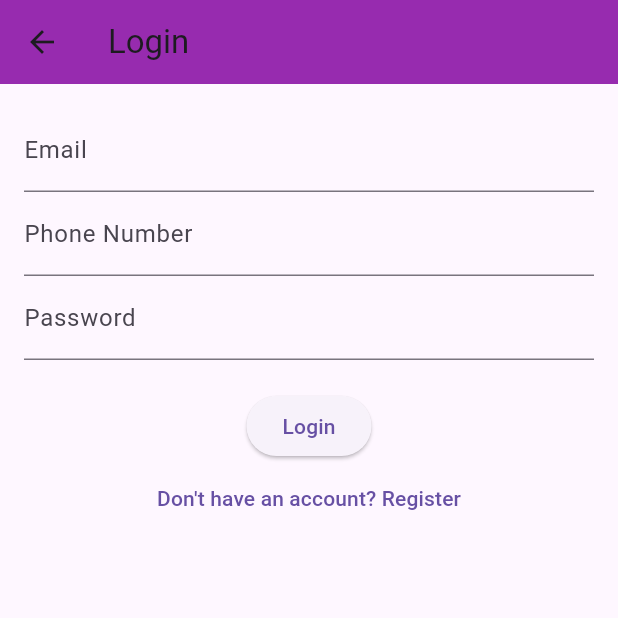
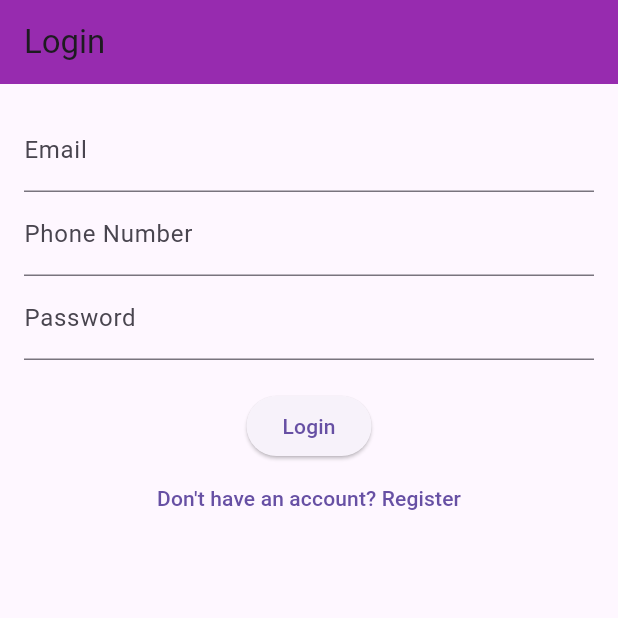
Before and after one commit to yuvrajsingh1010/E-Commerce-Flutter, a Flutter app: the screen it shows after launch, on a phone screen of 412 x 824 dp, the top half of it. Run offline on Flutter 3.47's test engine with Material 3 defaults, Android fonts, the phone set to English and light mode, and no system bars; our stand-ins replace dio; network calls fail.

Commit message:
Edited For better Working of Program

```diff
--- a/lib/main.dart
+++ b/lib/main.dart
@@ -41,7 +41,7 @@ class MyApp extends StatelessWidget {
           '/': (ctx) => const HomePage(), // Home page route
           '/login': (ctx) => const AuthPage(), // Login page route
           '/cart': (ctx) => CartPage(), // Cart page route
-          '/checkout': (ctx) => const CheckoutPage(), // Checkout page route
+          '/checkout': (ctx) =>CheckoutPage(), // Checkout page route
         },
       ),
     );
--- a/lib/screens/auth_page.dart
+++ b/lib/screens/auth_page.dart
@@ -89,6 +89,7 @@ class AuthPageState extends State<AuthPage> {
     return Scaffold(
       appBar: AppBar(
         title: Text(_isLogin ? 'Login' : 'Register'), // App bar title based on the current state
+        automaticallyImplyLeading: false,
       ),
       body: Padding(
         padding: const EdgeInsets.all(16.0),
--- a/pubspec.yaml
+++ b/pubspec.yaml
@@ -34,7 +34,7 @@ dependencies:
   http: ^1.2.2
   cached_network_image: ^3.2.3
   dio: ^5.1.2
-  path_provider_android: ^2.2.15
+
 
   # The following adds the Cupertino Icons font to your application.
   # Use with the CupertinoIcons class for iOS style icons.
```
Also changed, not shown: pubspec.lock, 2 other files.
